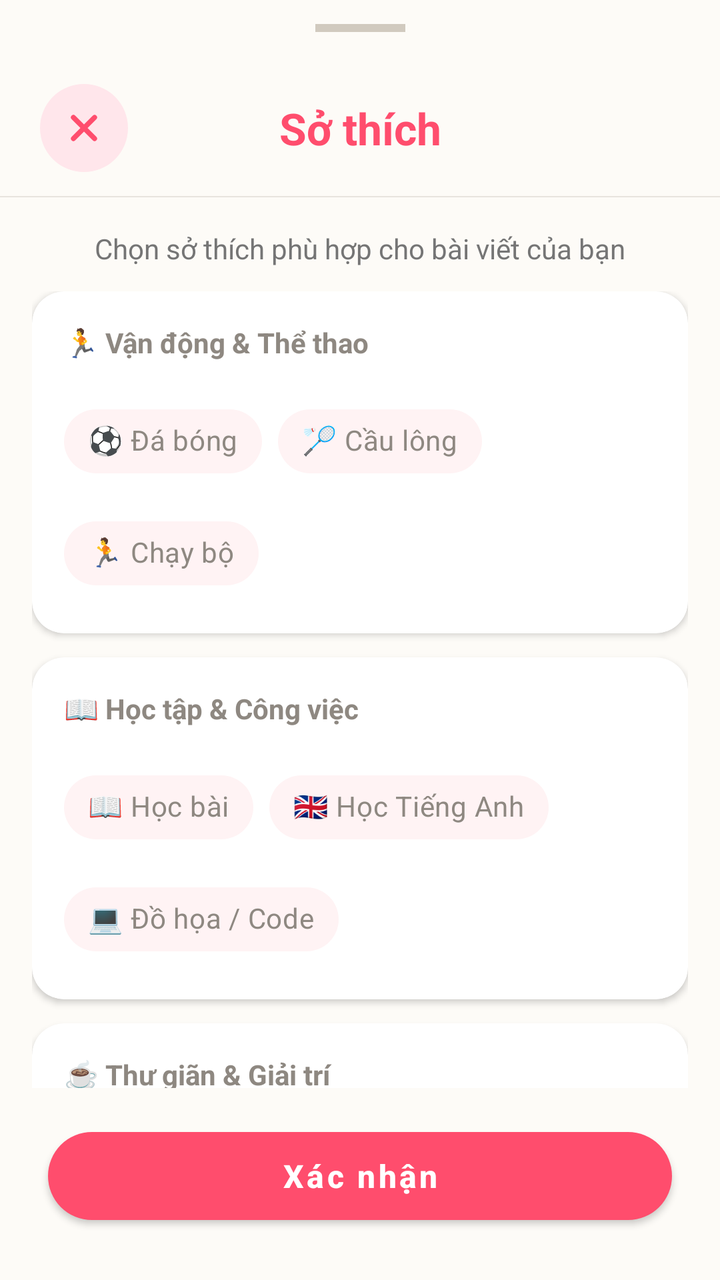
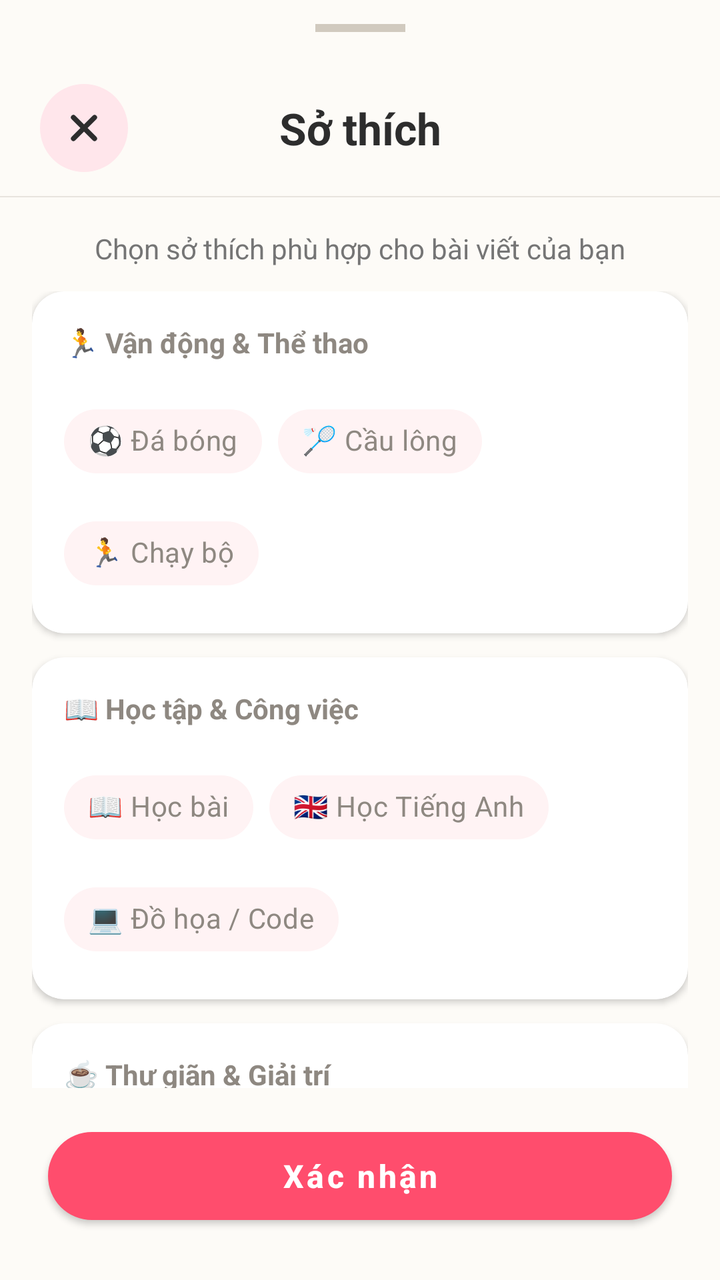

Compare the two renders of this Android layout. The source of the first and the diff that turns it into the second are given below.
<!-- AndroidManifest.xml: application theme Theme.Weconnect -->
<!-- res/layout/layout_tag_interest.xml -->
<?xml version="1.0" encoding="utf-8"?>
<androidx.constraintlayout.widget.ConstraintLayout
    xmlns:android="http://schemas.android.com/apk/res/android"
    xmlns:app="http://schemas.android.com/apk/res-auto"
    android:layout_width="match_parent"
    android:layout_height="match_parent"
    android:background="@color/soft_beige"
    android:fitsSystemWindows="true">

    <View
        android:id="@+id/viewHandle"
        android:layout_width="45dp"
        android:layout_height="4dp"
        android:layout_marginTop="12dp"
        android:background="#D1CAbF"
        app:layout_constraintTop_toTopOf="parent"
        app:layout_constraintStart_toStartOf="parent"
        app:layout_constraintEnd_toEndOf="parent" />

    
    <androidx.constraintlayout.widget.ConstraintLayout
        android:id="@+id/headerInterest"
        android:layout_width="match_parent"
        android:layout_height="wrap_content"
        android:layout_marginTop="14dp"
        android:paddingHorizontal="20dp"
        android:paddingTop="12dp"
        android:paddingBottom="12dp"
        app:layout_constraintTop_toBottomOf="@id/viewHandle">

        <ImageView
            android:id="@+id/ivCloseInterest"
            android:layout_width="44dp"
            android:layout_height="44dp"
            android:background="@drawable/bg_action_icon_circle"
            android:clickable="true"
            android:contentDescription="Đóng"
            android:focusable="true"
            android:padding="12dp"
            android:src="@drawable/ic_close"
            app:layout_constraintStart_toStartOf="parent"
            app:layout_constraintTop_toTopOf="parent"
            app:layout_constraintBottom_toBottomOf="parent"
            app:tint="@color/primary_pink" />

        <TextView
            android:id="@+id/tvTagTitle"
            android:layout_width="wrap_content"
            android:layout_height="wrap_content"
            android:text="Sở thích"
            android:textColor="@color/primary_pink"
            android:textSize="22sp"
            android:textStyle="bold"
            app:layout_constraintTop_toTopOf="parent"
            app:layout_constraintBottom_toBottomOf="parent"
            app:layout_constraintStart_toStartOf="parent"
            app:layout_constraintEnd_toEndOf="parent" />
    </androidx.constraintlayout.widget.ConstraintLayout>

    <View
        android:id="@+id/dividerInterest"
        android:layout_width="match_parent"
        android:layout_height="0.5dp"
        android:background="#E8E4DE"
        app:layout_constraintTop_toBottomOf="@id/headerInterest" />

    
    <TextView
        android:id="@+id/tvInterestDesc"
        android:layout_width="match_parent"
        android:layout_height="wrap_content"
        android:layout_marginTop="16dp"
        android:gravity="center"
        android:paddingHorizontal="24dp"
        android:text="Chọn sở thích phù hợp cho bài viết của bạn"
        android:textColor="@color/text_secondary"
        android:textSize="14sp"
        app:layout_constraintTop_toBottomOf="@id/dividerInterest" />

    <androidx.core.widget.NestedScrollView
        android:id="@+id/scrollContent"
        android:layout_width="match_parent"
        android:layout_height="0dp"
        android:layout_marginTop="12dp"
        android:layout_marginBottom="16dp"
        app:layout_constraintTop_toBottomOf="@id/tvInterestDesc"
        app:layout_constraintBottom_toTopOf="@id/btnOkInterest">

        <LinearLayout
            android:layout_width="match_parent"
            android:layout_height="wrap_content"
            android:orientation="vertical"
            android:paddingHorizontal="16dp">

            
            <com.google.android.material.card.MaterialCardView
                android:layout_width="match_parent"
                android:layout_height="wrap_content"
                android:layout_marginBottom="12dp"
                app:cardBackgroundColor="@color/card_surface"
                app:cardCornerRadius="16dp"
                app:cardElevation="2dp"
                app:strokeWidth="0dp">

                <LinearLayout
                    android:layout_width="match_parent"
                    android:layout_height="wrap_content"
                    android:orientation="vertical"
                    android:padding="16dp">

                    <TextView style="@style/TagCategoryHeader" android:text="🏃 Vận động &amp; Thể thao" />
                    <com.google.android.material.chip.ChipGroup
                        android:id="@+id/groupSport"
                        style="@style/CustomChipGroupStyle"
                        android:layout_marginTop="8dp"
                        android:clipToPadding="false">
                        <com.google.android.material.chip.Chip style="@style/CustomChipChoice" android:text="⚽ Đá bóng" />
                        <com.google.android.material.chip.Chip style="@style/CustomChipChoice" android:text="🏸 Cầu lông" />
                        <com.google.android.material.chip.Chip style="@style/CustomChipChoice" android:text="🏃 Chạy bộ" />
                    </com.google.android.material.chip.ChipGroup>
                </LinearLayout>
            </com.google.android.material.card.MaterialCardView>

            
            <com.google.android.material.card.MaterialCardView
                android:layout_width="match_parent"
                android:layout_height="wrap_content"
                android:layout_marginBottom="12dp"
                app:cardBackgroundColor="@color/card_surface"
                app:cardCornerRadius="16dp"
                app:cardElevation="2dp"
                app:strokeWidth="0dp">

                <LinearLayout
                    android:layout_width="match_parent"
                    android:layout_height="wrap_content"
                    android:orientation="vertical"
                    android:padding="16dp">

                    <TextView style="@style/TagCategoryHeader" android:text="📖 Học tập &amp; Công việc" />
                    <com.google.android.material.chip.ChipGroup
                        android:id="@+id/groupStudy"
                        style="@style/CustomChipGroupStyle"
                        android:layout_marginTop="8dp">
                        <com.google.android.material.chip.Chip style="@style/CustomChipChoice" android:text="📖 Học bài" />
                        <com.google.android.material.chip.Chip style="@style/CustomChipChoice" android:text="🇬🇧 Học Tiếng Anh" />
                        <com.google.android.material.chip.Chip style="@style/CustomChipChoice" android:text="💻 Đồ họa / Code" />
                    </com.google.android.material.chip.ChipGroup>
                </LinearLayout>
            </com.google.android.material.card.MaterialCardView>

            
            <com.google.android.material.card.MaterialCardView
                android:layout_width="match_parent"
                android:layout_height="wrap_content"
                android:layout_marginBottom="12dp"
                app:cardBackgroundColor="@color/card_surface"
                app:cardCornerRadius="16dp"
                app:cardElevation="2dp"
                app:strokeWidth="0dp">

                <LinearLayout
                    android:layout_width="match_parent"
                    android:layout_height="wrap_content"
                    android:orientation="vertical"
                    android:padding="16dp">

                    <TextView style="@style/TagCategoryHeader" android:text="☕ Thư giãn &amp; Giải trí" />
                    <com.google.android.material.chip.ChipGroup
                        android:id="@+id/groupChill"
                        style="@style/CustomChipGroupStyle"
                        android:layout_marginTop="8dp">
                        <com.google.android.material.chip.Chip style="@style/CustomChipChoice" android:text="☕ Đi Cafe" />
                        <com.google.android.material.chip.Chip style="@style/CustomChipChoice" android:text="🍿 Xem phim" />
                        <com.google.android.material.chip.Chip style="@style/CustomChipChoice" android:text="🎮 Chơi Game" />
                    </com.google.android.material.chip.ChipGroup>
                </LinearLayout>
            </com.google.android.material.card.MaterialCardView>

        </LinearLayout>
    </androidx.core.widget.NestedScrollView>

    <com.google.android.material.button.MaterialButton
        android:id="@+id/btnOkInterest"
        android:layout_width="0dp"
        android:layout_height="56dp"
        android:layout_marginHorizontal="24dp"
        android:layout_marginBottom="24dp"
        android:text="Xác nhận"
        android:textAllCaps="false"
        android:textColor="@android:color/white"
        android:textSize="16sp"
        android:textStyle="bold"
        app:backgroundTint="@color/primary_pink"
        app:cornerRadius="28dp"
        app:elevation="6dp"
        app:layout_constraintBottom_toBottomOf="parent"
        app:layout_constraintStart_toStartOf="parent"
        app:layout_constraintEnd_toEndOf="parent" />

</androidx.constraintlayout.widget.ConstraintLayout>
<!-- resources referenced by this layout -->
<resources>
  <color name="card_surface">#FFFFFF</color>
  <color name="primary_pink">#FF4D6D</color>
  <color name="soft_beige">#FDFBF7</color>
  <color name="text_secondary">#757575</color>
  <!-- drawable bg_action_icon_circle (drawable) -->
  <?xml version="1.0" encoding="utf-8"?>
  <shape xmlns:android="http://schemas.android.com/apk/res/android"
      android:shape="oval">
      <solid android:color="@color/secondary_pink" />
  </shape>
  <!-- drawable ic_close (drawable) -->
  <vector xmlns:android="http://schemas.android.com/apk/res/android"
      android:width="800dp"
      android:height="800dp"
      android:viewportWidth="1024"
      android:viewportHeight="1024">
    <path
        android:pathData="M195.2,195.2a64,64 0,0 1,90.5 0L512,421.5 738.3,195.2a64,64 0,0 1,90.5 90.5L602.5,512 828.8,738.3a64,64 0,0 1,-90.5 90.5L512,602.5 285.7,828.8a64,64 0,0 1,-90.5 -90.5L421.5,512 195.2,285.7a64,64 0,0 1,0 -90.5z"
        android:fillColor="#000000"/>
  </vector>
  <style name="CustomChipGroupStyle">
          <item name="android:layout_width">match_parent</item>
          <item name="android:layout_height">wrap_content</item>
          <item name="chipSpacingHorizontal">8dp</item>
          <item name="chipSpacingVertical">8dp</item>
          <item name="singleSelection">true</item>
      </style>
  <style name="TagCategoryHeader">
          <item name="android:layout_width">match_parent</item>
          <item name="android:layout_height">wrap_content</item>
          <item name="android:textColor">#8E8881</item>
          <item name="android:textSize">14sp</item>
          <item name="android:textStyle">bold</item>
          <item name="android:paddingBottom">8dp</item>
      </style>
  <style name="Theme.Weconnect" parent="Theme.MaterialComponents.DayNight.NoActionBar" />
  <color name="secondary_pink">#FFE6EB</color>
  <!-- drawable ic_check (drawable) -->
  <vector xmlns:android="http://schemas.android.com/apk/res/android"
      android:width="800dp"
      android:height="800dp"
      android:viewportWidth="24"
      android:viewportHeight="24">
    <path
        android:pathData="M4,12.611L8.923,17.5L20,6.5"
        android:strokeLineJoin="round"
        android:strokeWidth="2"
        android:fillColor="#00000000"
        android:strokeColor="#000000"
        android:strokeLineCap="round"/>
  </vector>
  <!-- unchanged entries left out for length: 1 -->
</resources>

<!-- the commit's change to res/layout/layout_tag_interest.xml (unified diff, before → after) -->
@@ -41,14 +41,14 @@
             app:layout_constraintStart_toStartOf="parent"
             app:layout_constraintTop_toTopOf="parent"
             app:layout_constraintBottom_toBottomOf="parent"
-            app:tint="@color/primary_pink" />
+            app:tint="@color/text_primary" />
 
         <TextView
             android:id="@+id/tvTagTitle"
             android:layout_width="wrap_content"
             android:layout_height="wrap_content"
             android:text="Sở thích"
-            android:textColor="@color/primary_pink"
+            android:textColor="@color/text_primary"
             android:textSize="22sp"
             android:textStyle="bold"
             app:layout_constraintTop_toTopOf="parent"
<!-- resource entries referenced after the edit -->
@@ -3,6 +3,7 @@
   <color name="card_surface">#FFFFFF</color>
   <color name="primary_pink">#FF4D6D</color>
   <color name="soft_beige">#FDFBF7</color>
+  <color name="text_primary">#2D2D2D</color>
   <color name="text_secondary">#757575</color>
   <!-- drawable bg_action_icon_circle (drawable) -->
   <?xml version="1.0" encoding="utf-8"?>
@@ -35,7 +36,9 @@
           <item name="android:textStyle">bold</item>
           <item name="android:paddingBottom">8dp</item>
       </style>
-  <style name="Theme.Weconnect" parent="Theme.MaterialComponents.DayNight.NoActionBar" />
+  <style name="Theme.Weconnect" parent="Theme.MaterialComponents.DayNight.NoActionBar">
+          <item name="materialAlertDialogTheme">@style/Dialog.App</item>
+      </style>
   <color name="secondary_pink">#FFE6EB</color>
   <!-- drawable ic_check (drawable) -->
   <vector xmlns:android="http://schemas.android.com/apk/res/android"
@@ -51,6 +54,32 @@
         android:strokeColor="#000000"
         android:strokeLineCap="round"/>
   </vector>
+  <style name="Dialog.App" parent="ThemeOverlay.MaterialComponents.MaterialAlertDialog">
+          <item name="alertDialogStyle">@style/MaterialAlertDialog.App</item>
+          <item name="buttonBarNegativeButtonStyle">@style/Dialog.App.ButtonNegative</item>
+          <item name="buttonBarPositiveButtonStyle">@style/Dialog.App.ButtonPositive</item>
+          <item name="buttonBarNeutralButtonStyle">@style/Dialog.App.ButtonNeutral</item>
+      </style>
+  <style name="MaterialAlertDialog.App" parent="MaterialAlertDialog.MaterialComponents">
+          <item name="shapeAppearance">@style/ShapeAppearance.App.Dialog</item>
+      </style>
+  <style name="Dialog.App.ButtonNegative" parent="Widget.MaterialComponents.Button.TextButton.Dialog">
+          <item name="android:textColor">@color/primary_pink</item>
+          <item name="android:fontFamily">sans-serif-medium</item>
+      </style>
+  <style name="Dialog.App.ButtonPositive" parent="Widget.MaterialComponents.Button.TextButton.Dialog">
+          <item name="android:textColor">@color/primary_pink</item>
+          <item name="android:textStyle">bold</item>
+          <item name="android:fontFamily">sans-serif-medium</item>
+      </style>
+  <style name="Dialog.App.ButtonNeutral" parent="Widget.MaterialComponents.Button.TextButton.Dialog">
+          <item name="android:textColor">@color/text_secondary</item>
+          <item name="android:fontFamily">sans-serif-medium</item>
+      </style>
+  <style name="ShapeAppearance.App.Dialog" parent="">
+          <item name="cornerFamily">rounded</item>
+          <item name="cornerSize">20dp</item>
+      </style>
   <!-- unchanged entries left out for length: 1 -->
 </resources>
 
